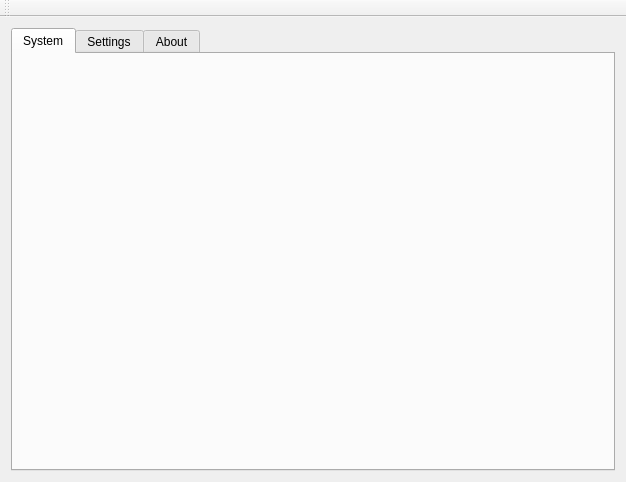
Qt form mainwindow.ui (anuragagarwal561994/RaspberryPiProject) before a commit.
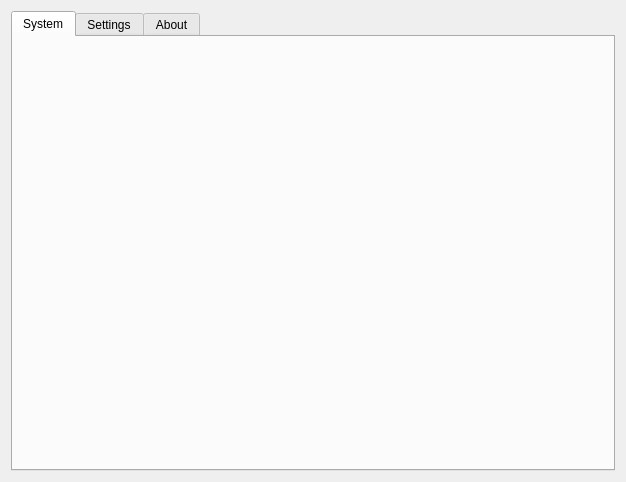
The same form after that commit. Icons and pictures are not drawn.

Commit message: Removes main toolbar

Patch:
```diff
--- a/mainwindow.ui
+++ b/mainwindow.ui
@@ -20,12 +20,18 @@
    <string>MainWindow</string>
   </property>
   <widget class="QWidget" name="centralWidget">
+   <property name="styleSheet">
+    <string notr="true">b</string>
+   </property>
    <layout class="QGridLayout" name="gridLayout_2">
     <item row="0" column="0">
      <widget class="QTabWidget" name="tabWidget">
       <property name="autoFillBackground">
        <bool>false</bool>
       </property>
+      <property name="styleSheet">
+       <string notr="true">b</string>
+      </property>
       <property name="currentIndex">
        <number>0</number>
       </property>
@@ -158,14 +164,6 @@
     </rect>
    </property>
   </widget>
-  <widget class="QToolBar" name="mainToolBar">
-   <attribute name="toolBarArea">
-    <enum>TopToolBarArea</enum>
-   </attribute>
-   <attribute name="toolBarBreak">
-    <bool>false</bool>
-   </attribute>
-  </widget>
  </widget>
  <layoutdefault spacing="6" margin="11"/>
  <resources>
```
